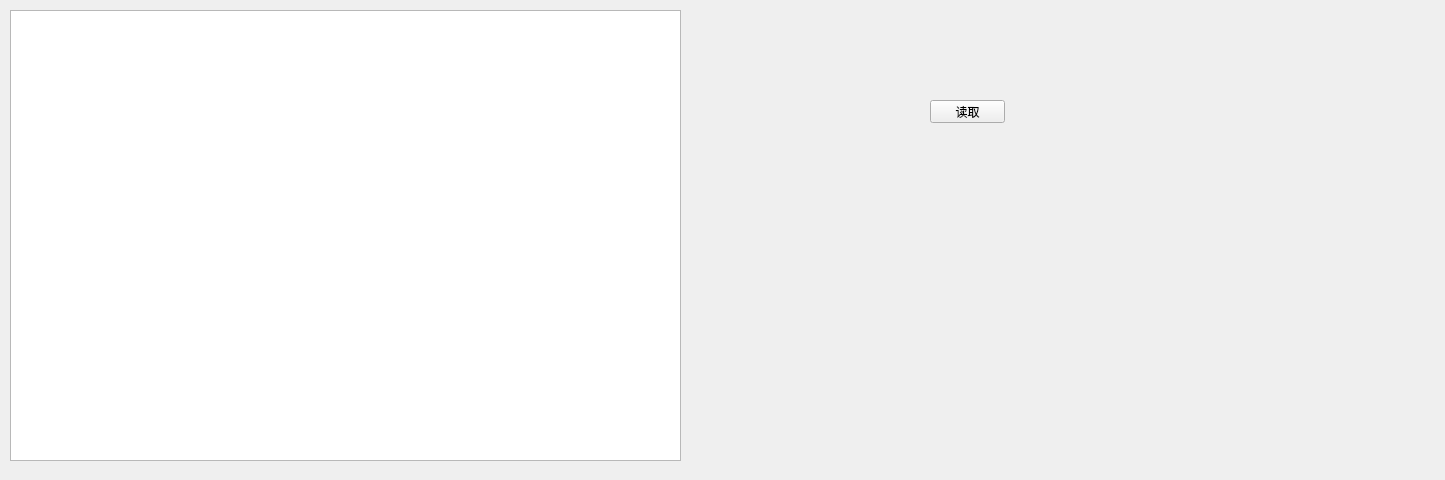
First picture: the form in Step7Data.ui, repository albert2lyu/QualityFunctionDeployment, before the edit.
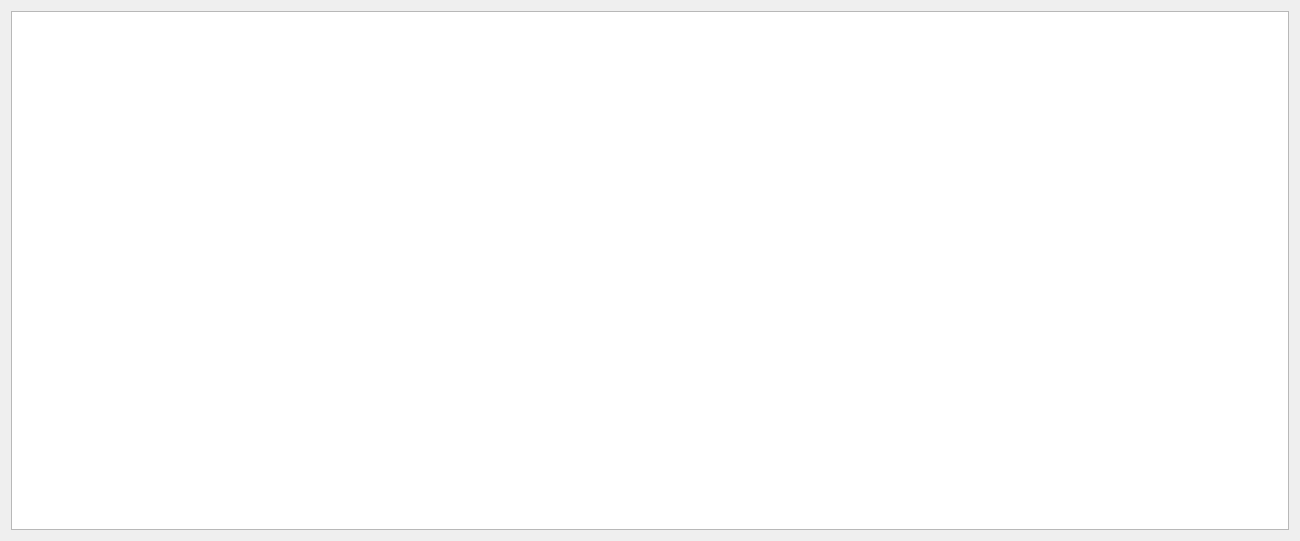
Second picture: the form after the edit.

The edit to the form file:
```diff
--- a/Step7Data.ui
+++ b/Step7Data.ui
@@ -6,36 +6,18 @@
    <rect>
     <x>0</x>
     <y>0</y>
-    <width>1445</width>
-    <height>480</height>
+    <width>1300</width>
+    <height>541</height>
    </rect>
   </property>
   <property name="windowTitle">
    <string>Form</string>
   </property>
-  <widget class="QPushButton" name="pushButton">
-   <property name="geometry">
-    <rect>
-     <x>930</x>
-     <y>100</y>
-     <width>75</width>
-     <height>23</height>
-    </rect>
-   </property>
-   <property name="text">
-    <string>读取</string>
-   </property>
-  </widget>
-  <widget class="QTableWidget" name="qTableWidget">
-   <property name="geometry">
-    <rect>
-     <x>10</x>
-     <y>10</y>
-     <width>671</width>
-     <height>451</height>
-    </rect>
-   </property>
-  </widget>
+  <layout class="QGridLayout" name="gridLayout">
+   <item row="0" column="0">
+    <widget class="QTableWidget" name="qTableWidget"/>
+   </item>
+  </layout>
  </widget>
  <resources/>
  <connections/>
```
